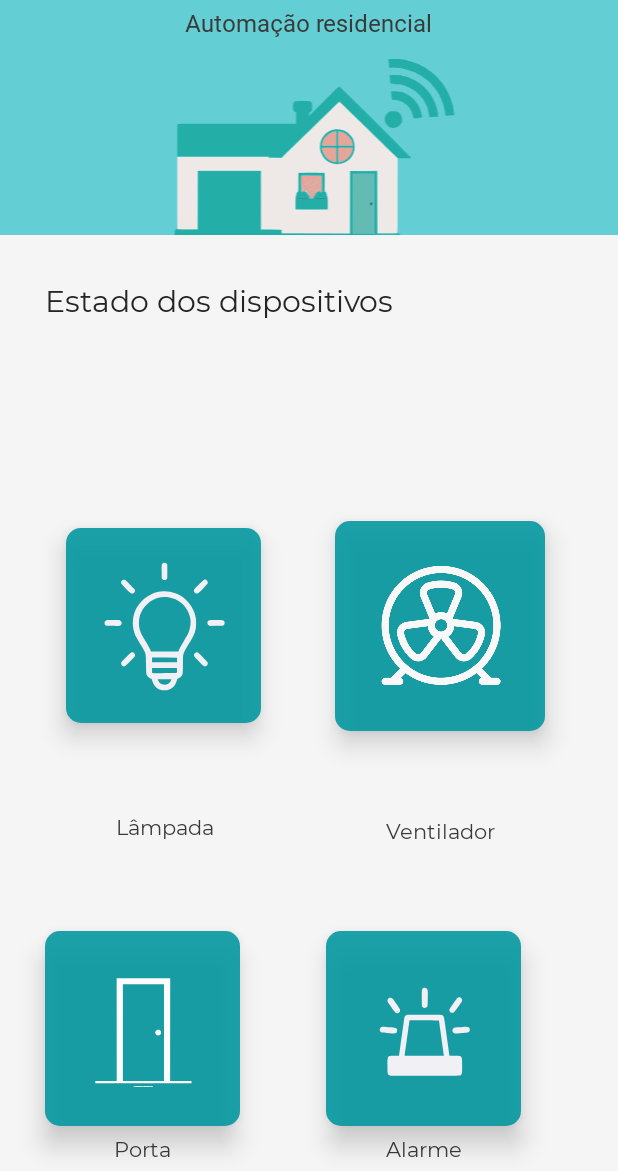
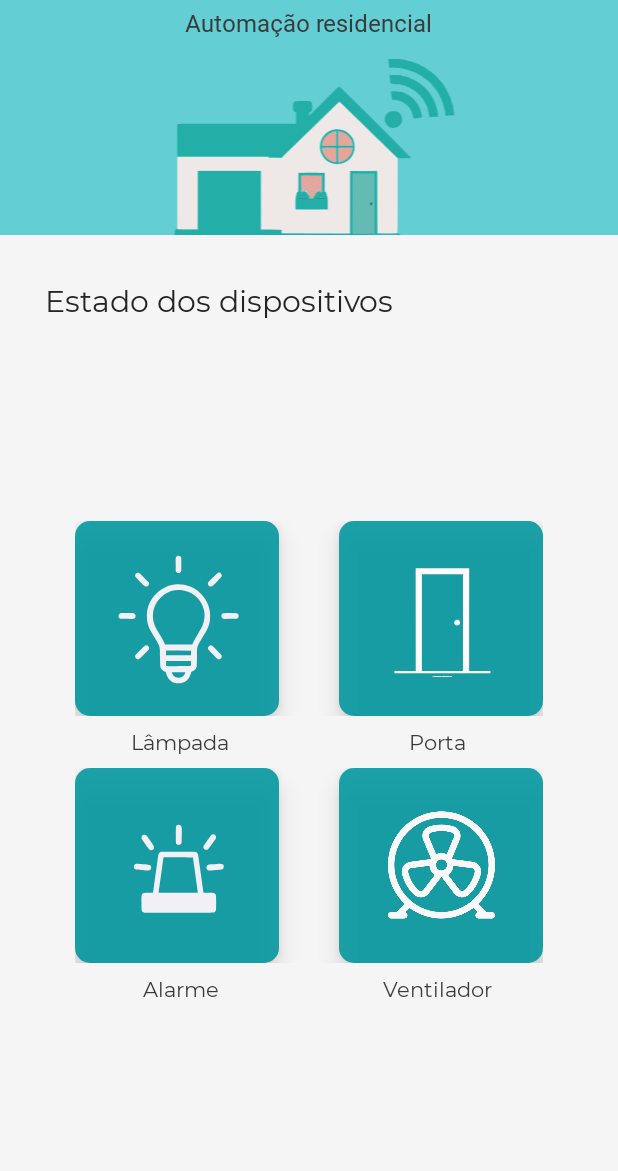
Before and after one commit to Matheus920/ArdHouseApp, an Android app: the screen it shows after launch (MainActivity), on a phone screen of 412 x 824 dp, the part 65-1236 px from its top. Run offline under Robolectric (Android 15) with nearby library versions, the phone set to English and light mode, and no system bars; our stand-ins replace Volley; libraries missing offline, so code that uses them is left out: com.jakewharton.rxbinding4; network calls fail; 3 statements that could not run were skipped.

Commit message:
Ajustando nomes abaixo dos ícones

```diff
--- a/app/src/main/res/layout/activity_main.xml
+++ b/app/src/main/res/layout/activity_main.xml
@@ -10,26 +10,25 @@
         android:id="@+id/drawer_layout"
         android:layout_width="match_parent"
         android:layout_height="match_parent"
-        tools:context=".ardhouse.activity.MainActivity"
-        android:fitsSystemWindows="true">
+        android:fitsSystemWindows="true"
+        tools:context=".ardhouse.activity.MainActivity">
 
         <com.google.android.material.navigation.NavigationView
+            android:id="@+id/nav_view"
             android:layout_width="wrap_content"
-            android:id="@+id/nav_view"
+            android:layout_height="match_parent"
             android:layout_gravity="start"
             android:theme="@style/navigationTheme"
-            android:layout_height="match_parent"
             app:headerLayout="@layout/header"
-            app:menu="@menu/main_menu"
-            />
+            app:menu="@menu/main_menu" />
 
 
         <androidx.constraintlayout.widget.ConstraintLayout
             android:id="@+id/content"
             android:layout_width="match_parent"
             android:layout_height="match_parent"
-            android:theme="@android:style/Theme.Holo.Light.NoActionBar.Fullscreen"
-            android:background="#F5F5F5">
+            android:background="#F5F5F5"
+            android:theme="@android:style/Theme.Holo.Light.NoActionBar.Fullscreen">
 
             <View
                 android:id="@+id/view"
@@ -84,13 +83,13 @@
 
             <include
                 android:id="@+id/toolbar"
-                layout="@layout/toolbar"/>
+                layout="@layout/toolbar" />
 
             <TextView
-                android:layout_margin="30dp"
                 android:id="@+id/devicestatus"
                 android:layout_width="wrap_content"
                 android:layout_height="wrap_content"
+                android:layout_margin="30dp"
                 android:fontFamily="@font/montserratregular"
                 android:text="@string/estado_dispositivos"
                 android:textColor="@color/colorText"
@@ -98,11 +97,33 @@
                 app:layout_constraintStart_toStartOf="parent"
                 app:layout_constraintTop_toBottomOf="@+id/view" />
 
+            <LinearLayout
+                android:layout_width="match_parent"
+                android:layout_height="wrap_content"
+                android:orientation="vertical"
+                app:layout_constraintBottom_toBottomOf="parent"
+                app:layout_constraintEnd_toEndOf="parent"
+                app:layout_constraintTop_toBottomOf="@+id/devicestatus">
+
+                <LinearLayout
+                    android:id="@+id/linearLayout2"
+                    android:layout_width="match_parent"
+                    android:layout_height="130dp"
+                    android:layout_marginTop="30dp"
+                    android:layout_weight="1"
+                    android:orientation="horizontal"
+                    android:paddingStart="50dp"
+                    android:paddingEnd="50dp"
+                    app:layout_constraintEnd_toEndOf="parent"
+                    app:layout_constraintStart_toStartOf="parent"
+                    app:layout_constraintTop_toBottomOf="@+id/devicestatus">
+
                     <ImageButton
                         android:id="@+id/btnLampada"
                         android:layout_width="wrap_content"
                         android:layout_height="wrap_content"
-                android:layout_margin="30dp"
+                        android:layout_marginEnd="20dp"
+                        android:layout_weight="1"
                         android:background="@drawable/buttonshape"
                         android:elevation="10dp"
                         android:foreground="@drawable/lampada_icon"
@@ -111,26 +132,73 @@
                         app:layout_constraintBottom_toTopOf="@+id/button_porta"
                         app:layout_constraintEnd_toStartOf="@+id/button_alarme"
                         app:layout_constraintStart_toStartOf="parent"
-                app:layout_constraintTop_toBottomOf="@+id/devicestatus" />
+                        app:layout_constraintTop_toBottomOf="@+id/view" />
 
                     <ImageButton
                         android:id="@+id/button_porta"
                         android:layout_width="wrap_content"
                         android:layout_height="wrap_content"
-                android:layout_margin="30dp"
+                        android:layout_marginStart="20dp"
+                        android:layout_weight="1"
                         android:background="@drawable/buttonshape"
                         android:elevation="10dp"
                         android:foreground="@drawable/porta_icon"
                         android:foregroundGravity="center"
                         android:onClick="abrirPorta"
                         app:layout_constraintBottom_toBottomOf="parent"
+                        app:layout_constraintEnd_toStartOf="@+id/button_ventilador"
                         app:layout_constraintStart_toStartOf="parent" />
+                </LinearLayout>
+
+                <LinearLayout
+                    android:layout_width="match_parent"
+                    android:layout_margin="8dp"
+                    android:paddingStart="42dp"
+                    android:paddingEnd="42dp"
+                    android:layout_height="wrap_content" >
+
+                    <TextView
+                        android:id="@+id/txt_lampada"
+                        android:layout_width="30dp"
+                        android:layout_height="wrap_content"
+                        android:layout_gravity="center"
+                        android:layout_marginEnd="15dp"
+                        android:layout_weight="1"
+                        android:fontFamily="@font/montserratregular"
+                        android:gravity="center"
+                        android:text="@string/lampada"
+                        android:textColor="@color/colorSubTitle" />
+
+                    <TextView
+                        android:id="@+id/txt_porta"
+                        android:layout_width="30dp"
+                        android:layout_height="wrap_content"
+                        android:layout_gravity="center"
+                        android:layout_marginStart="15dp"
+                        android:layout_weight="1"
+                        android:fontFamily="@font/montserratregular"
+                        android:gravity="center"
+                        android:text="@string/porta"
+                        android:textColor="@color/colorSubTitle" />
+                </LinearLayout>
+
+                <LinearLayout
+                    android:layout_width="match_parent"
+                    android:layout_height="130dp"
+                    android:layout_weight="1"
+                    android:orientation="horizontal"
+                    android:paddingStart="50dp"
+                    android:paddingEnd="50dp"
+                    app:layout_constraintEnd_toEndOf="parent"
+                    app:layout_constraintStart_toStartOf="parent"
+                    app:layout_constraintTop_toBottomOf="@+id/linearLayout2">
 
                     <ImageButton
                         android:id="@+id/button_alarme"
                         android:layout_width="wrap_content"
                         android:layout_height="wrap_content"
-                android:layout_margin="30dp"
+                        android:layout_marginEnd="20dp"
+                        android:layout_weight="1"
                         android:background="@drawable/buttonshape"
                         android:elevation="10dp"
                         android:foreground="@drawable/alarme_icon"
@@ -138,13 +206,26 @@
                         android:onClick="mudarEstadoAlarme"
                         app:layout_constraintBottom_toBottomOf="parent"
                         app:layout_constraintEnd_toEndOf="parent"
-                app:layout_constraintHorizontal_bias="0.444"
                         app:layout_constraintStart_toEndOf="@+id/button_porta" />
 
+                    <LinearLayout
+                        android:id="@+id/button_ventilador"
+                        android:layout_width="130dp"
+                        android:layout_height="130dp"
+                        android:layout_marginStart="20dp"
+                        android:layout_weight="1"
+                        android:background="@drawable/buttonshape"
+                        android:elevation="10dp"
+                        android:onClick="controlarVentilador"
+                        android:orientation="vertical"
+                        android:padding="20dp"
+                        app:layout_constraintEnd_toEndOf="parent"
+                        app:layout_constraintTop_toBottomOf="@+id/view">
+
                         <ImageView
-                android:layout_width="100dp"
-                android:layout_height="100dp"
-                android:layout_margin="20dp"
+                            android:layout_width="90dp"
+                            android:layout_height="90dp"
+                            android:layout_gravity="center"
                             android:src="@drawable/ventilador"
                             app:layout_constraintBottom_toBottomOf="@+id/button_ventilador"
                             app:layout_constraintEnd_toEndOf="@+id/button_ventilador"
@@ -152,86 +233,46 @@
                             app:layout_constraintStart_toStartOf="@+id/button_ventilador"
                             app:layout_constraintTop_toTopOf="@+id/button_ventilador"
                             app:layout_constraintVertical_bias="1.0" />
+                    </LinearLayout>
 
+
+
+
+                </LinearLayout>
                 <LinearLayout
-                android:id="@+id/button_ventilador"
-                android:layout_width="wrap_content"
+                    android:layout_width="match_parent"
+                    android:layout_margin="8dp"
+                    android:paddingStart="42dp"
+                    android:paddingEnd="42dp"
+                    android:layout_height="wrap_content" >
+
+                    <TextView
+                        android:id="@+id/text_alarme"
+                        android:layout_width="30dp"
                         android:layout_height="wrap_content"
-                android:layout_margin="30dp"
-                android:background="@drawable/buttonshape"
-                android:elevation="10dp"
-                android:onClick="controlarVentilador"
-                app:layout_constraintBottom_toTopOf="@+id/button_alarme"
-                app:layout_constraintEnd_toEndOf="parent"
-                app:layout_constraintHorizontal_bias="0.503"
-                app:layout_constraintStart_toEndOf="@+id/btnLampada"
-                app:layout_constraintTop_toBottomOf="@+id/devicestatus"
-                android:orientation="vertical">
+                        android:layout_gravity="center"
+                        android:layout_marginEnd="15dp"
+                        android:layout_weight="1"
+                        android:fontFamily="@font/montserratregular"
+                        android:gravity="center"
+                        android:text="@string/alarme"
+                        android:textColor="@color/colorSubTitle" />
 
-                <ImageView
-                    android:layout_width="100dp"
-                    android:layout_height="100dp"
-                    android:layout_margin="20dp"
-                    android:src="@drawable/ventilador"
-                    app:layout_constraintBottom_toBottomOf="@+id/button_ventilador"
-                    app:layout_constraintEnd_toEndOf="@+id/button_ventilador"
-                    app:layout_constraintHorizontal_bias="1.0"
-                    app:layout_constraintStart_toStartOf="@+id/button_ventilador"
-                    app:layout_constraintTop_toTopOf="@+id/button_ventilador"
-                    app:layout_constraintVertical_bias="1.0" />
+                    <TextView
+                        android:id="@+id/txt_ventilador"
+                        android:layout_width="30dp"
+                        android:layout_height="wrap_content"
+                        android:layout_gravity="center"
+                        android:layout_marginStart="15dp"
+                        android:layout_weight="1"
+                        android:fontFamily="@font/montserratregular"
+                        android:gravity="center"
+                        android:text="@string/ventilador"
+                        android:textColor="@color/colorSubTitle" />
+                </LinearLayout>
 
             </LinearLayout>
 
-            <TextView
-                android:id="@+id/txt_lampada_on"
-                android:layout_width="wrap_content"
-                android:layout_height="wrap_content"
-                android:fontFamily="@font/montserratregular"
-                android:text="@string/lampada"
-                android:textColor="@color/colorSubTitle"
-                app:layout_constraintBottom_toTopOf="@+id/button_porta"
-                app:layout_constraintEnd_toEndOf="@+id/btnLampada"
-                app:layout_constraintHorizontal_bias="0.516"
-                app:layout_constraintStart_toStartOf="@+id/btnLampada"
-                app:layout_constraintTop_toBottomOf="@+id/btnLampada" />
-
-
-            <TextView
-                android:id="@+id/txt_ventilador_ligado"
-                android:layout_width="wrap_content"
-                android:layout_height="wrap_content"
-                android:fontFamily="@font/montserratregular"
-                android:text="@string/ventilador"
-                android:textColor="@color/colorSubTitle"
-                app:layout_constraintBottom_toTopOf="@+id/button_alarme"
-                app:layout_constraintEnd_toEndOf="@+id/button_ventilador"
-                app:layout_constraintStart_toStartOf="@+id/button_ventilador"
-                app:layout_constraintTop_toBottomOf="@+id/button_ventilador" />
-
-            <TextView
-                android:id="@+id/txt_porta_aberta"
-                android:layout_width="wrap_content"
-                android:layout_height="wrap_content"
-                android:fontFamily="@font/montserratregular"
-                android:text="@string/porta"
-                android:textColor="@color/colorSubTitle"
-                app:layout_constraintBottom_toBottomOf="parent"
-                app:layout_constraintEnd_toEndOf="@+id/button_porta"
-                app:layout_constraintStart_toStartOf="@+id/button_porta"
-                app:layout_constraintTop_toBottomOf="@+id/button_porta" />
-
-            <TextView
-                android:id="@+id/text_alarme_on"
-                android:layout_width="wrap_content"
-                android:layout_height="wrap_content"
-                android:fontFamily="@font/montserratregular"
-                android:text="@string/alarme"
-                android:textColor="@color/colorSubTitle"
-                android:textSize="14sp"
-                app:layout_constraintBottom_toBottomOf="parent"
-                app:layout_constraintEnd_toEndOf="@+id/button_alarme"
-                app:layout_constraintStart_toStartOf="@+id/button_alarme"
-                app:layout_constraintTop_toBottomOf="@+id/button_alarme" />
 
         </androidx.constraintlayout.widget.ConstraintLayout>
     </androidx.drawerlayout.widget.DrawerLayout>
```
Lines whose indentation alone changed are shown as unchanged.
